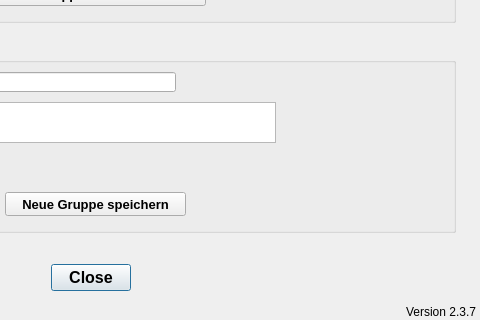
hoettges/QKan, file qkan/linkflaechen/res/application_managegroups.ui: the form before one commit; both pictures show x 195 to 675 and y 288 to 608 of the 675 by 608 pixel window.
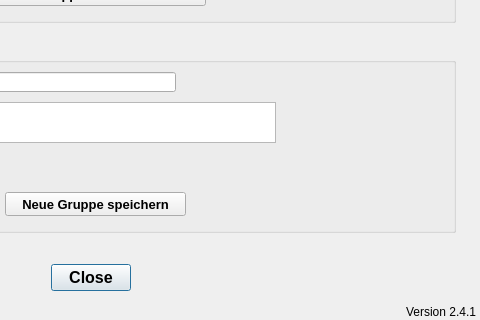
The form after the commit.

```diff
--- a/qkan/linkflaechen/res/application_managegroups.ui
+++ b/qkan/linkflaechen/res/application_managegroups.ui
@@ -274,7 +274,7 @@
     <string>Version QKan Import</string>
    </property>
    <property name="text">
-    <string>Version 2.3.7</string>
+    <string>Version 2.4.1</string>
    </property>
    <property name="alignment">
     <set>Qt::AlignRight|Qt::AlignTrailing|Qt::AlignVCenter</set>
```
